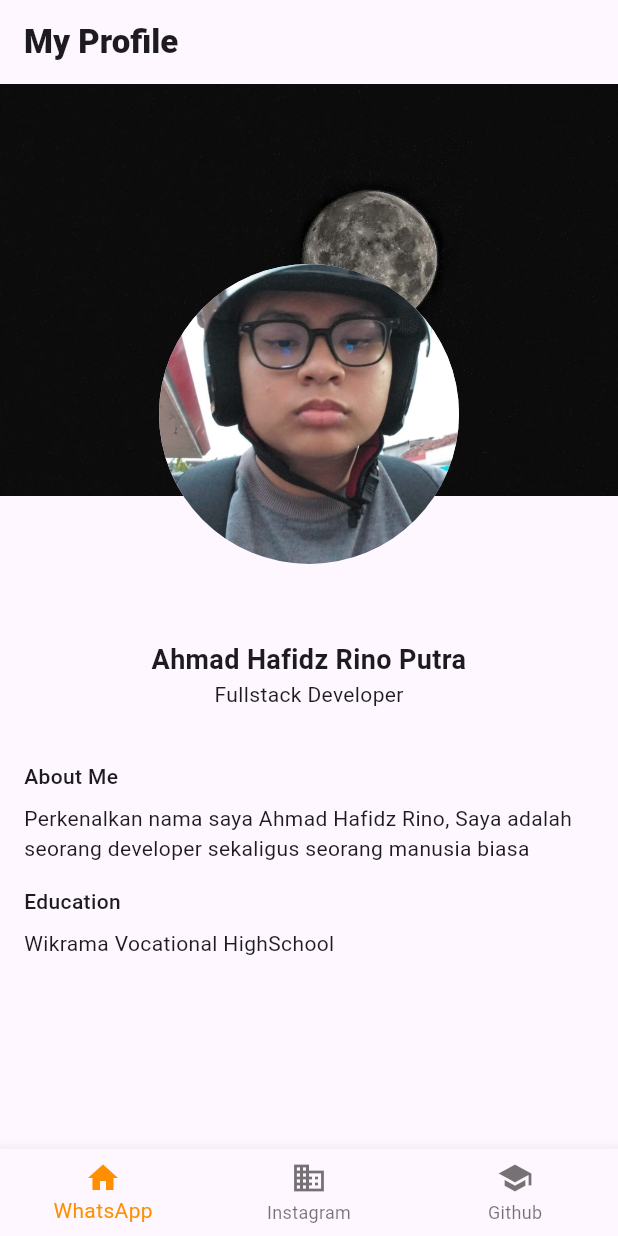
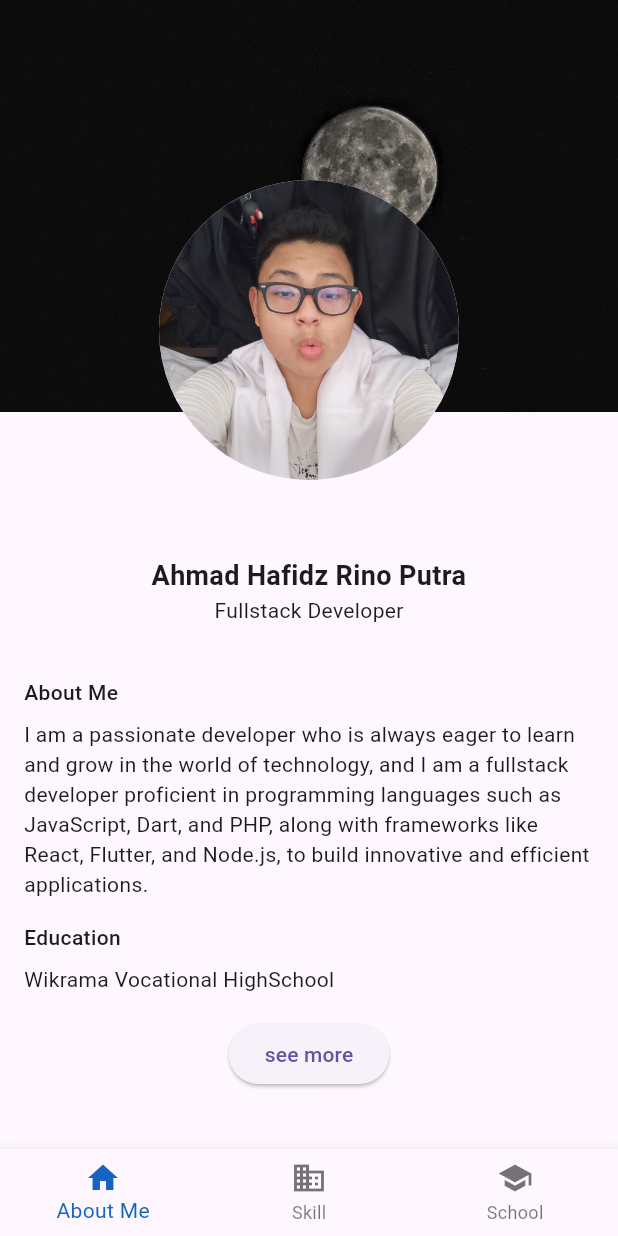
Before and after one commit to AhmadHafidz1316/profileFlutter, a Flutter app: the screen it shows after launch, on a phone screen of 412 x 824 dp. Run offline on Flutter 3.47's test engine with Material 3 defaults, Android fonts, the phone set to English and light mode, and no system bars.

Commit message:
Profile Full

```diff
--- /dev/null
+++ b/lib/bottomNavigation.dart
@@ -0,0 +1,55 @@
+import 'package:flutter/material.dart';
+import 'package:profile/pages/aboutMe_page.dart';
+import 'package:profile/pages/school_page.dart';
+import 'package:profile/pages/skill_page.dart';
+
+
+class Bottomnavigation extends StatefulWidget {
+  @override
+  State<Bottomnavigation> createState() => _BottomnavigationState();
+}
+
+class _BottomnavigationState extends State<Bottomnavigation> {
+  int _selectedIndex = 0;
+
+  static List<Widget> _pages = <Widget>[
+    AboutMePage(),
+    SkillPage(),
+    SchoolPage(),
+  ];
+
+  void _onItemTapped(int index) {
+    setState(() {
+      _selectedIndex = index;
+    });
+  }
+
+  @override
+  Widget build(BuildContext context) {
+    return Scaffold(
+      body: IndexedStack(
+        index: _selectedIndex,
+        children: _pages,
+      ),
+      bottomNavigationBar: BottomNavigationBar(
+        items: const <BottomNavigationBarItem>[
+          BottomNavigationBarItem(
+            icon: Icon(Icons.home),
+            label: 'About Me',
+          ),
+          BottomNavigationBarItem(
+            icon: Icon(Icons.business),
+            label: 'Skill',
+          ),
+          BottomNavigationBarItem(
+            icon: Icon(Icons.school),
+            label: 'School',
+          ),
+        ],
+        currentIndex: _selectedIndex,
+        selectedItemColor: Colors.blue[800],
+        onTap: _onItemTapped,
+      ),
+    );
+  }
+}
--- a/lib/main.dart
+++ b/lib/main.dart
@@ -1,4 +1,8 @@
 import 'package:flutter/material.dart';
+import 'package:profile/pages/aboutMe_page.dart';
+import 'package:profile/bottomNavigation.dart';
+import 'package:profile/pages/skill_page.dart';
+import 'package:profile/pages/school_page.dart';
 
 void main() {
   runApp(MyApp());
@@ -9,155 +13,8 @@ class MyApp extends StatelessWidget {
   Widget build(BuildContext context) {
     return MaterialApp(
       title: 'Profile',
-      home: BottomNavigationBarExample(),
+      home: Bottomnavigation(),
       debugShowCheckedModeBanner: false,
     );
   }
 }
-
-class BottomNavigationBarExample extends StatefulWidget {
-  const BottomNavigationBarExample({super.key});
-
-  @override
-  State<BottomNavigationBarExample> createState() =>
-      _BottomNavigationBarExampleState();
-}
-
-class _BottomNavigationBarExampleState
-    extends State<BottomNavigationBarExample> {
-  int _selectedIndex = 0;
-
-  void _onItemTapped(int index) {
-    String message;
-    if (index == 0) {
-      message = "Masih Percobaan masuk WA";
-    } else if (index == 1) {
-      message = "Masih Percobaan masuk Instagram";
-    } else {
-      message = "Masih Percobaan masuk GitHub";
-    }
-
-    _showAlertDialog(message);
-  }
-
-  void _showAlertDialog(String message) {
-    showDialog(
-      context: context,
-      builder: (BuildContext context) {
-        return AlertDialog(
-          title: Text('Informasi'),
-          content: Text(message),
-          actions: <Widget>[
-            TextButton(
-              onPressed: () {
-                Navigator.of(context).pop();
-              },
-              child: Text('OK'),
-            ),
-          ],
-        );
-      },
-    );
-  }
-
-  @override
-  Widget build(BuildContext context) {
-    return Scaffold(
-      appBar: AppBar(
-        title: Text(
-          "My Profile",
-          style: TextStyle(fontWeight: FontWeight.w800),
-        ),
-      ),
-      body: Column(
-        crossAxisAlignment: CrossAxisAlignment.center,
-        children: [
-          Stack(
-            clipBehavior: Clip.none,
-            alignment: Alignment.topCenter,
-            children: [
-              Image.asset(
-                "assets/images/moon.jpg",
-                width: double.infinity,
-                fit: BoxFit.cover,
-              ),
-              Positioned(
-                top: 120,
-                child: CircleAvatar(
-                  backgroundImage: AssetImage("assets/images/h.jpeg"),
-                  radius: 100,
-                ),
-              ),
-            ],
-          ),
-          Container(
-            margin: EdgeInsets.only(top: 80),
-            width: double.infinity,
-            child: Padding(
-              padding: const EdgeInsets.all(16.0),
-              child: Column(
-                children: [
-                  Text(
-                    "Ahmad Hafidz Rino Putra",
-                    textAlign: TextAlign.center,
-                    style: TextStyle(fontSize: 18, fontWeight: FontWeight.w700),
-                  ),
-                  Text("Fullstack Developer"),
-                  SizedBox(height: 35),
-                  Row(
-                    mainAxisAlignment: MainAxisAlignment.start,
-                    children: [
-                      Expanded(
-                        child: Column(
-                          crossAxisAlignment: CrossAxisAlignment.start,
-                          children: [
-                            Text("About Me",
-                                style: TextStyle(fontWeight: FontWeight.w500)),
-                            SizedBox(height: 8),
-                            Text(
-                                "Perkenalkan nama saya Ahmad Hafidz Rino, Saya adalah seorang developer sekaligus seorang manusia biasa"),
-                            SizedBox(height: 15),
-                            Text(
-                              "Education",
-                              style: TextStyle(fontWeight: FontWeight.w500),
-                            ),
-                            SizedBox(height: 8),
-                            Text("Wikrama Vocational HighSchool")
-                          ],
-                        ),
-                      ),
-                    ],
-                  ),
-                ],
-              ),
-            ),
-          ),
-        ],
-      ),
-      bottomNavigationBar: BottomNavigationBar(
-        items: const <BottomNavigationBarItem>[
-          BottomNavigationBarItem(
-            icon: Icon(Icons.home),
-            label: 'WhatsApp',
-          ),
-          BottomNavigationBarItem(
-            icon: Icon(Icons.business),
-            label: 'Instagram',
-          ),
-          BottomNavigationBarItem(
-            icon: Icon(Icons.school),
-            label: 'Github',
-          ),
-        ],
-        currentIndex: _selectedIndex,
-        selectedItemColor: Colors.amber[800],
-        onTap: (index) {
-          setState(() {
-            _selectedIndex = index;
-          });
-          _onItemTapped(index);
-        },
-      ),
-    );
-  }
-}
--- /dev/null
+++ b/lib/pages/aboutMe_page.dart
@@ -0,0 +1,86 @@
+import 'package:flutter/material.dart';
+import 'package:profile/pages/seeMore_page.dart';
+
+class AboutMePage extends StatelessWidget {
+  @override
+  Widget build(BuildContext context) {
+    return Scaffold(
+      // appBar: AppBar(
+      //   title: Text("About Me"),
+      // ),
+      body: Column(
+        crossAxisAlignment: CrossAxisAlignment.center,
+        children: [
+          Stack(
+            clipBehavior: Clip.none,
+            alignment: Alignment.topCenter,
+            children: [
+              Image.asset(
+                "assets/images/moon.jpg",
+                width: double.infinity,
+                fit: BoxFit.cover,
+              ),
+              Positioned(
+                top: 120,
+                child: CircleAvatar(
+                  backgroundImage: AssetImage("assets/images/profile.jpg"),
+                  radius: 100,
+                ),
+              ),
+            ],
+          ),
+          Container(
+            margin: EdgeInsets.only(top: 80),
+            width: double.infinity,
+            child: Padding(
+              padding: const EdgeInsets.all(16.0),
+              child: Column(
+                children: [
+                  Text(
+                    "Ahmad Hafidz Rino Putra",
+                    textAlign: TextAlign.center,
+                    style: TextStyle(fontSize: 18, fontWeight: FontWeight.w700),
+                  ),
+                  Text("Fullstack Developer"),
+                  SizedBox(height: 35),
+                  Row(
+                    mainAxisAlignment: MainAxisAlignment.start,
+                    children: [
+                      Expanded(
+                        child: Column(
+                          crossAxisAlignment: CrossAxisAlignment.start,
+                          children: [
+                            Text("About Me",
+                                style: TextStyle(fontWeight: FontWeight.w500)),
+                            SizedBox(height: 8),
+                            Text(
+                                "I am a passionate developer who is always eager to learn and grow in the world of technology, and I am a fullstack developer proficient in programming languages such as JavaScript, Dart, and PHP, along with frameworks like React, Flutter, and Node.js, to build innovative and efficient applications."),
+                            SizedBox(height: 15),
+                            Text(
+                              "Education",
+                              style: TextStyle(fontWeight: FontWeight.w500),
+                            ),
+                            SizedBox(height: 8),
+                            Text("Wikrama Vocational HighSchool"),
+                          ],
+                        ),
+                      ),
+                    ],
+                  ),
+                ],
+              ),
+            ),
+          ),
+          ElevatedButton(
+              onPressed: () {
+                Navigator.push(
+                  context,
+                  MaterialPageRoute(builder: (context) => SeemorePage()),
+                );
+              },
+              child: Text('see more'))
+        ],
+      ),
+    );
+  }
+}
--- /dev/null
+++ b/lib/pages/school_page.dart
@@ -0,0 +1,16 @@
+import 'package:flutter/material.dart';
+
+
+class SchoolPage extends StatelessWidget {
+   @override
+  Widget build(BuildContext context) {
+    return MaterialApp(
+      debugShowCheckedModeBanner: false,
+      home: Scaffold(
+        appBar: AppBar(
+          title: Text("Ini adalah Sekolah Page"),
+        ),
+      ),
+    );
+  }
+}
```
Also changed, not shown: lib/pages/seeMore_page.dart (added, +163 -0 lines), lib/pages/skill_page.dart (added, +53 -0 lines), main.dart (deleted, +0 -110 lines), assets/images/express.png (added), assets/images/laravel.png (added), assets/images/profile.jpg (added), assets/images/react.png (added), assets/images/ruby.png (added).
